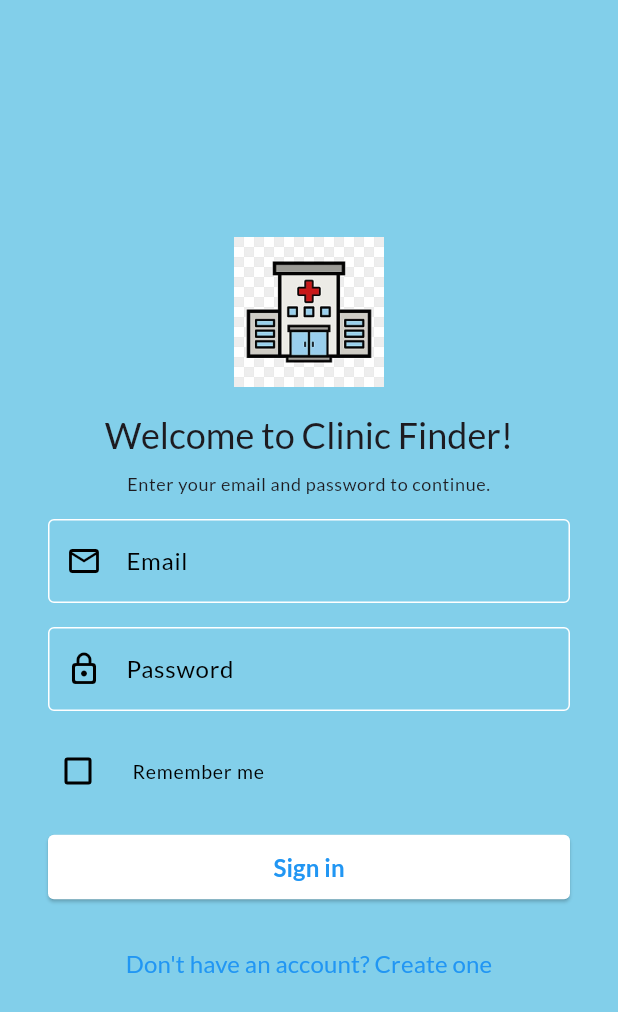
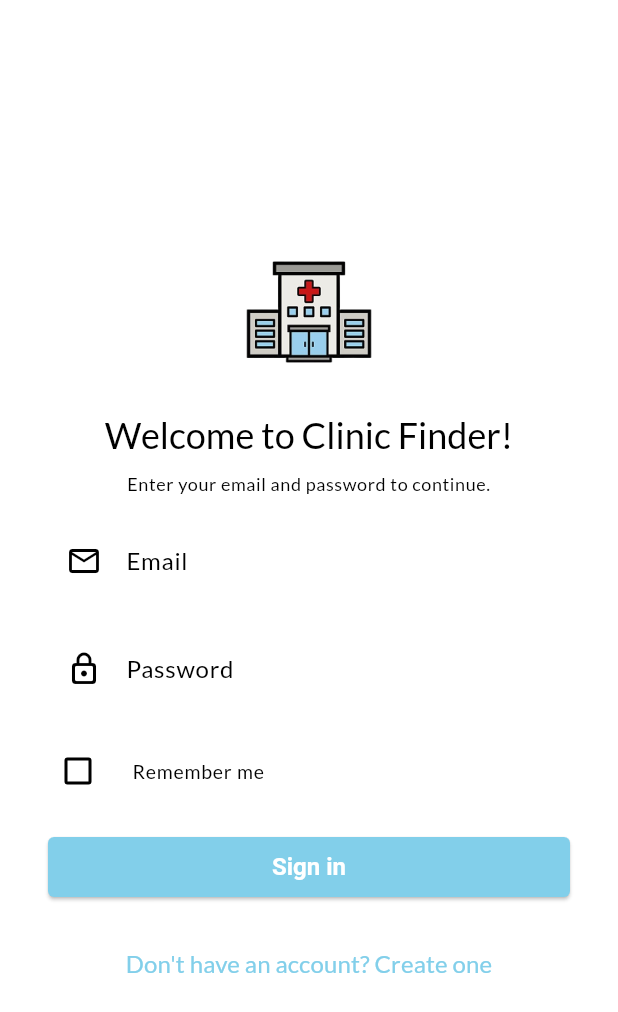
Before and after one commit to MichaelLevin5908/clinic_finder_app, a Flutter app: the screen it shows after launch, on a phone screen of 412 x 824 dp. Shown: the top 1012 px of the screen. Run offline on Flutter 3.47's test engine with Material 3 defaults, Android fonts, the light colour scheme and no system bars; our stand-ins replace flutter_riverpod, go_router, google_fonts; missing offline and left inert: amplify_auth_cognito, amplify_authenticator, amplify_flutter.

Commit message:
UI fixes has not added create account screen

```diff
--- a/clinic_finder/clinic_finder/lib/clinicsfind.dart
+++ b/clinic_finder/clinic_finder/lib/clinicsfind.dart
@@ -14,16 +14,33 @@
         routerConfig: router,
         builder: Authenticator.builder(),
         theme: ThemeData(
+          primaryColor: const Color(0xFF82CFEA),
+          hintColor: Colors.black,
+          scaffoldBackgroundColor: Colors.white,
           textTheme: GoogleFonts.latoTextTheme(
-            Theme.of(context).textTheme,
+            Theme.of(context).textTheme.apply(
+              bodyColor: Colors.black,
+              displayColor: Colors.black,
+            ),
           ),
-          colorScheme: ColorScheme.fromSwatch(
-            primarySwatch: constants.primaryColor,
-          ).copyWith(
-            secondary: Colors.tealAccent,
-            surface: const Color(0xff82CFEA),
-            onPrimary: Colors.white,
-            onSecondary: Colors.black,
+          inputDecorationTheme: const InputDecorationTheme(
+            labelStyle: TextStyle(color: Colors.black),
+            hintStyle: TextStyle(color: Colors.grey),
+          ),
+          appBarTheme: const AppBarTheme(
+            color: Color(0xFF82CFEA),
+          ),
+          elevatedButtonTheme: ElevatedButtonThemeData(
+            style: ElevatedButton.styleFrom(
+              foregroundColor: Colors.white,
+              backgroundColor: const Color(0xFF82CFEA),
+              textStyle: const TextStyle(fontWeight: FontWeight.bold),
+            ),
+          ),
+          colorScheme: ColorScheme.fromSwatch().copyWith(
+            primary: const Color(0xFF82CFEA),
+            secondary: Colors.white,
+            surface: const Color(0xFF82CFEA),
           ),
         ),
       ),
--- a/clinic_finder/clinic_finder/lib/screens/signin.dart
+++ b/clinic_finder/clinic_finder/lib/screens/signin.dart
@@ -20,6 +20,8 @@
                     'images/chospital.png',
                     width: 100,
                     height: 100,
+                    fit: BoxFit.contain,
+                    colorBlendMode: BlendMode.modulate
                   ),
                   const SizedBox(height: 16),
                   Text(
@@ -33,10 +35,9 @@
                     textAlign: TextAlign.center,
                   ),
                   const SizedBox(height: 16),
-                  // The Authenticator will handle the input fields and buttons
                   const SignInForm(),
                   const SizedBox(height: 16),
-                  const CreateAccountButton(), // Add the create account button
+                  const CreateAccountButton(),
                 ],
               ),
             ),
```
Also changed, not shown: clinic_finder/clinic_finder/images/chospital.png.
